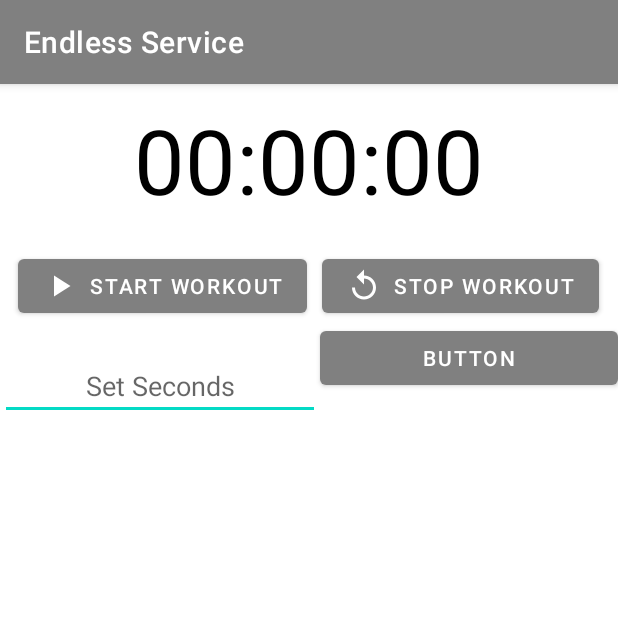
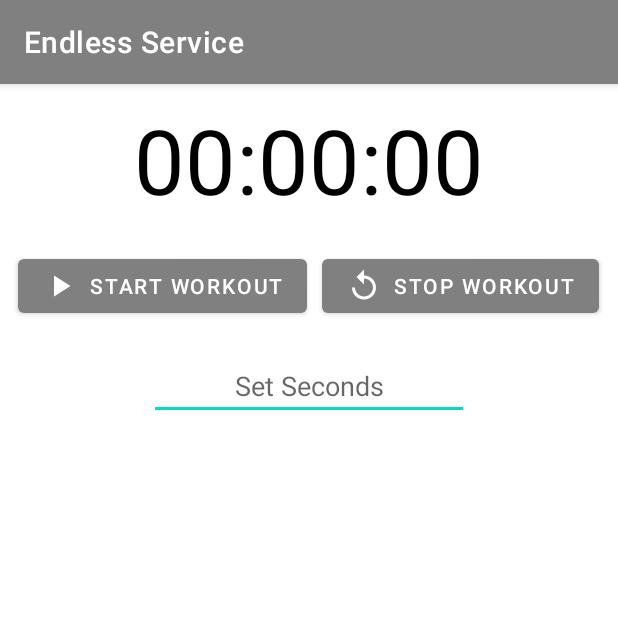
Before and after one commit to nikiFoe/Fitnesstimer, an Android app: the screen it shows after launch (MainActivity), on a phone screen of 412 x 824 dp, the top half of it. Run offline under Robolectric (Android 15) with nearby library versions, the phone set to English and light mode, and no system bars.

Commit message:
Fix repeat intervals

```diff
--- a/app/src/main/AndroidManifest.xml
+++ b/app/src/main/AndroidManifest.xml
@@ -5,6 +5,7 @@
     <uses-permission android:name="android.permission.INTERNET" />
     <uses-permission android:name="android.permission.WAKE_LOCK" />
     <uses-permission android:name="android.permission.RECEIVE_BOOT_COMPLETED"/>
+    <uses-permission android:name="android.permission.VIBRATE" />
 
     <application
             android:allowBackup="true"
--- a/app/src/main/java/com/robertohuertas/endless/EndlessService.kt
+++ b/app/src/main/java/com/robertohuertas/endless/EndlessService.kt
@@ -129,7 +129,7 @@ class EndlessService : Service() {
                     startService(serviceIntentAcc)
                     log("StartIntent")
                 }
-                delay(1 * 200 * 1000)
+                delay(1 * 20000 * 1000)
             }
             log("End of the loop for the service")
         }
--- a/app/src/main/java/com/robertohuertas/endless/MainActivity.kt
+++ b/app/src/main/java/com/robertohuertas/endless/MainActivity.kt
@@ -60,7 +60,7 @@ class MainActivity : AppCompatActivity() {
             }
         }
 
-        findViewById<Button>(R.id.showDynamicButtons).let {
+        /*findViewById<Button>(R.id.showDynamicButtons).let {
             it.setOnClickListener{
                 numbersMap.keys.forEach{
                     Log.d("NumberMap", ("Key: " + it.toString() + " " + "Value: " + numbersMap[it]?.getText().toString()))
@@ -70,7 +70,7 @@ class MainActivity : AppCompatActivity() {
                     Log.d("NumberMap", ("Key: " + it.toString() + " " + "Value: " + buttonMapHash[it]?.getText().toString()))
                 }
             }
-        }
+        }*/
         val numberInput = findViewById<EditText>(R.id.editTextNumber)
         var counter = 0
         var button:Button
--- a/app/src/main/res/layout/activity_main.xml
+++ b/app/src/main/res/layout/activity_main.xml
@@ -74,12 +74,6 @@
                         android:gravity="center"
                         android:hint="Set Seconds" />
 
-                <Button
-                        android:text="Button"
-                        android:layout_width="wrap_content"
-                        android:layout_height="wrap_content"
-                        android:id="@+id/showDynamicButtons"
-                        android:layout_weight="1" />
             </LinearLayout>
 
             <GridLayout
```
Also changed, not shown: app/src/main/java/com/robertohuertas/endless/AccelerationService.kt (+25 -4 lines).
